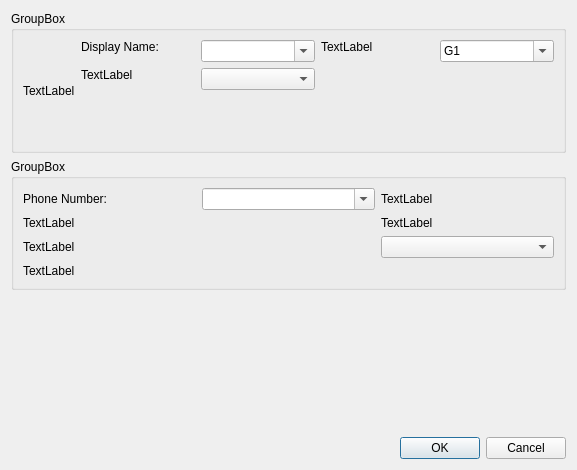
Before: the Qt Designer form phonecontactproperty.ui in kitech/kitphone, drawn with Qt 5.
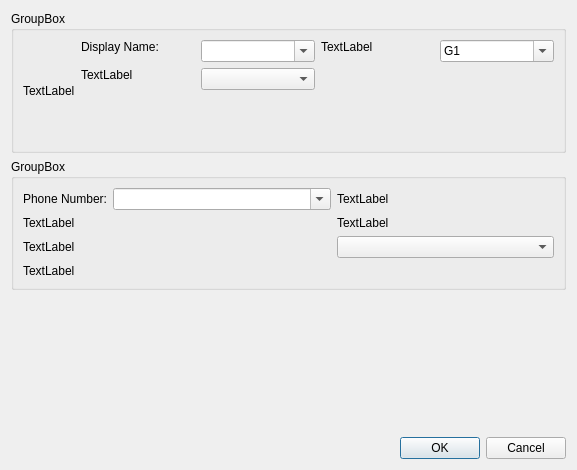
After: the same form once the commit is applied.

Patch:
```diff
--- a/phonecontactproperty.ui
+++ b/phonecontactproperty.ui
@@ -118,6 +118,12 @@
      <layout class="QGridLayout" name="gridLayout_2">
       <item row="0" column="0">
        <widget class="QLabel" name="label_5">
+        <property name="sizePolicy">
+         <sizepolicy hsizetype="Fixed" vsizetype="Preferred">
+          <horstretch>0</horstretch>
+          <verstretch>0</verstretch>
+         </sizepolicy>
+        </property>
         <property name="text">
          <string>Phone Number:</string>
         </property>
```
